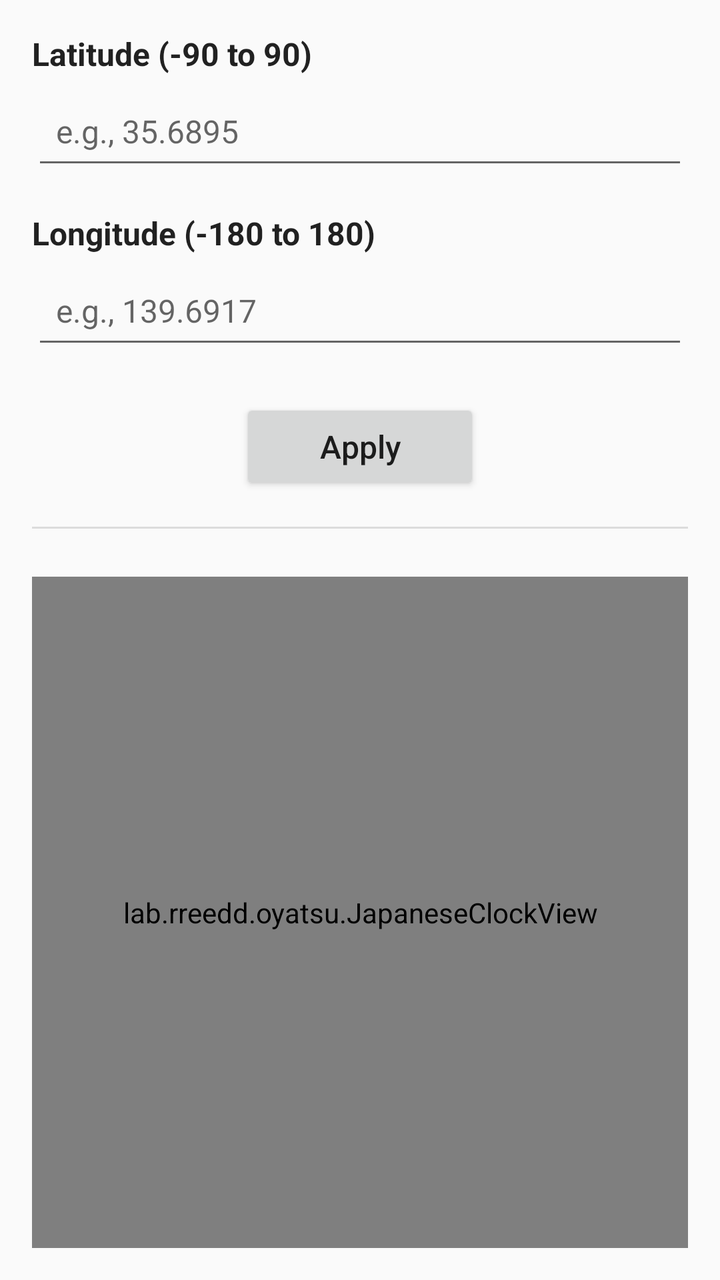
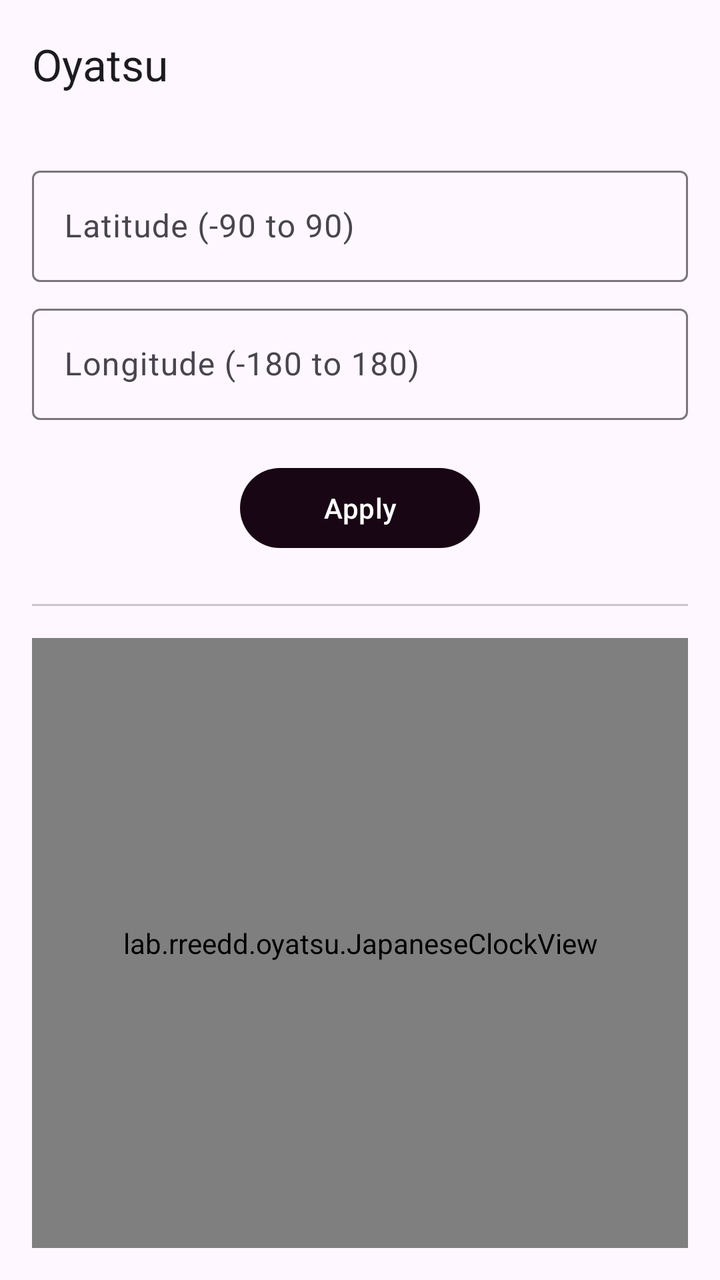

Two renders of the same Android screen: before a commit and after it. Below are the layout's source before the change and the commit's diff.
<!-- AndroidManifest.xml: application theme Theme.Oyatsu -->
<!-- res/layout/activity_location_input.xml -->
<?xml version="1.0" encoding="utf-8"?>
<LinearLayout xmlns:android="http://schemas.android.com/apk/res/android"
    xmlns:tools="http://schemas.android.com/tools"
    android:layout_width="match_parent"
    android:layout_height="match_parent"
    android:orientation="vertical"
    android:padding="16dp"
    tools:context=".LocationInputActivity">

    
    <LinearLayout
        android:layout_width="match_parent"
        android:layout_height="wrap_content"
        android:orientation="vertical"
        android:paddingBottom="16dp"
        android:background="?android:attr/selectableItemBackground">

        
        <TextView
            android:layout_width="wrap_content"
            android:layout_height="wrap_content"
            android:layout_marginBottom="4dp"
            android:text="@string/label_latitude"
            android:textSize="16sp"
            android:textStyle="bold"
            android:textColor="?android:attr/textColorPrimary" />

        <EditText
            android:id="@+id/editTextLatitude"
            android:layout_width="match_parent"
            android:layout_height="wrap_content"
            android:layout_marginBottom="16dp"
            android:hint="@string/hint_latitude"
            android:inputType="numberDecimal|numberSigned"
            android:minHeight="48dp"
            android:paddingStart="12dp"
            android:paddingEnd="12dp"
            android:paddingTop="12dp"
            android:paddingBottom="12dp"
            android:background="?android:attr/editTextBackground"
            android:textSize="16sp"
            android:maxLines="1"
            android:imeOptions="actionNext" />

        
        <TextView
            android:layout_width="wrap_content"
            android:layout_height="wrap_content"
            android:layout_marginBottom="4dp"
            android:text="@string/label_longitude"
            android:textSize="16sp"
            android:textStyle="bold"
            android:textColor="?android:attr/textColorPrimary" />

        <EditText
            android:id="@+id/editTextLongitude"
            android:layout_width="match_parent"
            android:layout_height="wrap_content"
            android:layout_marginBottom="20dp"
            android:hint="@string/hint_longitude"
            android:inputType="numberDecimal|numberSigned"
            android:minHeight="48dp"
            android:paddingStart="12dp"
            android:paddingEnd="12dp"
            android:paddingTop="12dp"
            android:paddingBottom="12dp"
            android:background="?android:attr/editTextBackground"
            android:textSize="16sp"
            android:maxLines="1"
            android:imeOptions="actionDone" />

        
        <Button
            android:id="@+id/buttonApply"
            android:layout_width="wrap_content"
            android:layout_height="wrap_content"
            android:layout_gravity="center_horizontal"
            android:minWidth="120dp"
            android:minHeight="48dp"
            android:paddingStart="24dp"
            android:paddingEnd="24dp"
            android:text="@string/button_apply"
            android:textSize="16sp"
            android:textAllCaps="false"
            style="?android:attr/buttonStyleSmall" />

    </LinearLayout>

    
    <View
        android:layout_width="match_parent"
        android:layout_height="1dp"
        android:layout_marginBottom="16dp"
        android:background="?android:attr/dividerHorizontal" />

    
    <lab.rreedd.oyatsu.JapaneseClockView
        android:id="@+id/japaneseClockView"
        android:layout_width="match_parent"
        android:layout_height="0dp"
        android:layout_weight="1"
        android:layout_marginTop="8dp" />

</LinearLayout>
<!-- resources referenced by this layout -->
<resources>
  <string name="button_apply">Apply</string>
  <string name="hint_latitude">e.g., 35.6895</string>
  <string name="hint_longitude">e.g., 139.6917</string>
  <string name="label_latitude">Latitude (-90 to 90)</string>
  <string name="label_longitude">Longitude (-180 to 180)</string>
  <style name="Theme.Oyatsu" parent="Theme.AppCompat.Light.DarkActionBar" />
</resources>

<!-- the commit's change to res/layout/activity_location_input.xml (unified diff, before → after) -->
@@ -1,104 +1,90 @@
 <?xml version="1.0" encoding="utf-8"?>
-<LinearLayout xmlns:android="http://schemas.android.com/apk/res/android"
+<androidx.coordinatorlayout.widget.CoordinatorLayout xmlns:android="http://schemas.android.com/apk/res/android"
+    xmlns:app="http://schemas.android.com/apk/res-auto"
     xmlns:tools="http://schemas.android.com/tools"
     android:layout_width="match_parent"
     android:layout_height="match_parent"
-    android:orientation="vertical"
-    android:padding="16dp"
+    android:fitsSystemWindows="true"
     tools:context=".LocationInputActivity">
 
-    
-    <LinearLayout
+    <com.google.android.material.appbar.AppBarLayout
         android:layout_width="match_parent"
-        android:layout_height="wrap_content"
-        android:orientation="vertical"
-        android:paddingBottom="16dp"
-        android:background="?android:attr/selectableItemBackground">
+        android:layout_height="wrap_content">
 
-        
-        <TextView
-            android:layout_width="wrap_content"
-            android:layout_height="wrap_content"
-            android:layout_marginBottom="4dp"
-            android:text="@string/label_latitude"
-            android:textSize="16sp"
-            android:textStyle="bold"
-            android:textColor="?android:attr/textColorPrimary" />
+        <com.google.android.material.appbar.MaterialToolbar
+            android:id="@+id/toolbar"
+            android:layout_width="match_parent"
+            android:layout_height="?attr/actionBarSize"
+            app:title="@string/app_name" />  </com.google.android.material.appbar.AppBarLayout>
 
-        <EditText
-            android:id="@+id/editTextLatitude"
+    <androidx.core.widget.NestedScrollView
+        android:layout_width="match_parent"
+        android:layout_height="match_parent"
+        android:fillViewport="true"
+        app:layout_behavior="@string/appbar_scrolling_view_behavior">
+
+        <LinearLayout
             android:layout_width="match_parent"
             android:layout_height="wrap_content"
-            android:layout_marginBottom="16dp"
-            android:hint="@string/hint_latitude"
-            android:inputType="numberDecimal|numberSigned"
-            android:minHeight="48dp"
-            android:paddingStart="12dp"
-            android:paddingEnd="12dp"
-            android:paddingTop="12dp"
-            android:paddingBottom="12dp"
-            android:background="?android:attr/editTextBackground"
-            android:textSize="16sp"
-            android:maxLines="1"
-            android:imeOptions="actionNext" />
+            android:orientation="vertical"
+            android:padding="16dp">
 
-        
-        <TextView
-            android:layout_width="wrap_content"
-            android:layout_height="wrap_content"
-            android:layout_marginBottom="4dp"
-            android:text="@string/label_longitude"
-            android:textSize="16sp"
-            android:textStyle="bold"
-            android:textColor="?android:attr/textColorPrimary" />
+            <com.google.android.material.textfield.TextInputLayout
+                android:id="@+id/textFieldLatitude"
+                style="@style/Widget.Material3.TextInputLayout.OutlinedBox"
+                android:layout_width="match_parent"
+                android:layout_height="wrap_content"
+                android:hint="@string/label_latitude">
 
-        <EditText
-            android:id="@+id/editTextLongitude"
-            android:layout_width="match_parent"
-            android:layout_height="wrap_content"
-            android:layout_marginBottom="20dp"
-            android:hint="@string/hint_longitude"
-            android:inputType="numberDecimal|numberSigned"
-            android:minHeight="48dp"
-            android:paddingStart="12dp"
-            android:paddingEnd="12dp"
-            android:paddingTop="12dp"
-            android:paddingBottom="12dp"
-            android:background="?android:attr/editTextBackground"
-            android:textSize="16sp"
-            android:maxLines="1"
-            android:imeOptions="actionDone" />
+                <com.google.android.material.textfield.TextInputEditText
+                    android:id="@+id/editTextLatitude"
+                    android:layout_width="match_parent"
+                    android:layout_height="wrap_content"
+                    android:imeOptions="actionNext"
+                    android:inputType="numberDecimal|numberSigned"
+                    android:maxLines="1" />
 
-        
-        <Button
-            android:id="@+id/buttonApply"
-            android:layout_width="wrap_content"
-            android:layout_height="wrap_content"
-            android:layout_gravity="center_horizontal"
-            android:minWidth="120dp"
-            android:minHeight="48dp"
-            android:paddingStart="24dp"
-            android:paddingEnd="24dp"
-            android:text="@string/button_apply"
-            android:textSize="16sp"
-            android:textAllCaps="false"
-            style="?android:attr/buttonStyleSmall" />
+            </com.google.android.material.textfield.TextInputLayout>
 
-    </LinearLayout>
+            <com.google.android.material.textfield.TextInputLayout
+                android:id="@+id/textFieldLongitude"
+                style="@style/Widget.Material3.TextInputLayout.OutlinedBox"
+                android:layout_width="match_parent"
+                android:layout_height="wrap_content"
+                android:layout_marginTop="8dp"
+                android:hint="@string/label_longitude">
 
-    
-    <View
-        android:layout_width="match_parent"
-        android:layout_height="1dp"
-        android:layout_marginBottom="16dp"
-        android:background="?android:attr/dividerHorizontal" />
+                <com.google.android.material.textfield.TextInputEditText
+                    android:id="@+id/editTextLongitude"
+                    android:layout_width="match_parent"
+                    android:layout_height="wrap_content"
+                    android:imeOptions="actionDone"
+                    android:inputType="numberDecimal|numberSigned"
+                    android:maxLines="1" />
 
-    
-    <lab.rreedd.oyatsu.JapaneseClockView
-        android:id="@+id/japaneseClockView"
-        android:layout_width="match_parent"
-        android:layout_height="0dp"
-        android:layout_weight="1"
-        android:layout_marginTop="8dp" />
+            </com.google.android.material.textfield.TextInputLayout>
 
-</LinearLayout>
+            <com.google.android.material.button.MaterialButton
+                android:id="@+id/buttonApply"
+                android:layout_width="wrap_content"
+                android:layout_height="wrap_content"
+                android:layout_gravity="center_horizontal"
+                android:layout_marginTop="20dp"
+                android:minWidth="120dp"
+                android:text="@string/button_apply" />
+
+            <com.google.android.material.divider.MaterialDivider
+                android:layout_width="match_parent"
+                android:layout_height="wrap_content"
+                android:layout_marginTop="24dp"
+                android:layout_marginBottom="16dp" />
+
+            <lab.rreedd.oyatsu.JapaneseClockView
+                android:id="@+id/japaneseClockView"
+                android:layout_width="match_parent"
+                android:layout_height="wrap_content"
+                android:layout_weight="1"
+                android:minHeight="200dp" /> </LinearLayout>
+    </androidx.core.widget.NestedScrollView>
+
+</androidx.coordinatorlayout.widget.CoordinatorLayout>
<!-- resource entries referenced after the edit -->
@@ -1,10 +1,19 @@
 <!-- resources referenced by this layout -->
 <resources>
+  <string name="app_name">Oyatsu</string>
   <string name="button_apply">Apply</string>
-  <string name="hint_latitude">e.g., 35.6895</string>
-  <string name="hint_longitude">e.g., 139.6917</string>
   <string name="label_latitude">Latitude (-90 to 90)</string>
   <string name="label_longitude">Longitude (-180 to 180)</string>
-  <style name="Theme.Oyatsu" parent="Theme.AppCompat.Light.DarkActionBar" />
+  <style name="Theme.Oyatsu" parent="Base.Theme.Oyatsu" />
+  <style name="Base.Theme.Oyatsu" parent="Theme.Material3.DayNight.NoActionBar">
+          <item name="colorPrimary">@color/md_theme_light_primary</item>
+          <item name="colorOnPrimary">@color/md_theme_light_onPrimary</item>
+          <item name="colorPrimaryContainer">@color/md_theme_light_primaryContainer</item>
+          <item name="colorOnPrimaryContainer">@color/md_theme_light_onPrimaryContainer</item>
+      </style>
+  <color name="md_theme_light_primary">#180614</color>
+  <color name="md_theme_light_onPrimary">#FFFFFF</color>
+  <color name="md_theme_light_primaryContainer">#fdfcfa</color>
+  <color name="md_theme_light_onPrimaryContainer">#001D36</color>
 </resources>
 
